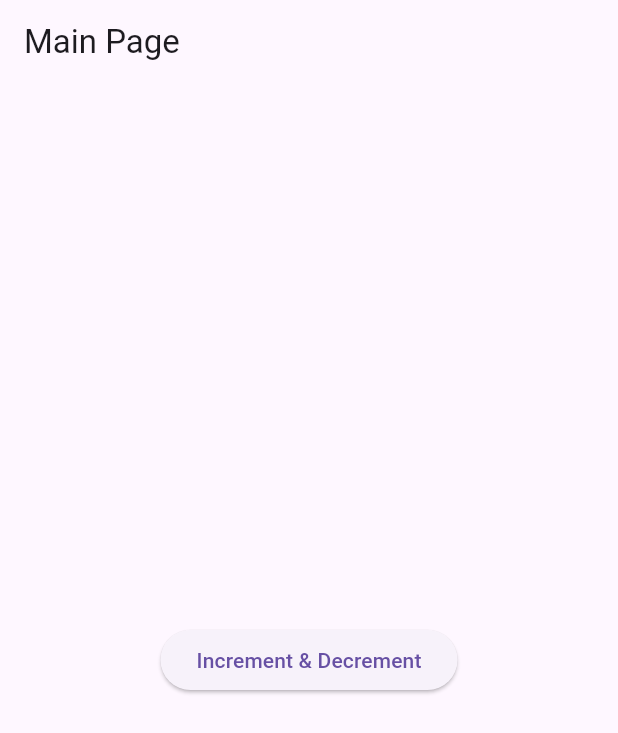
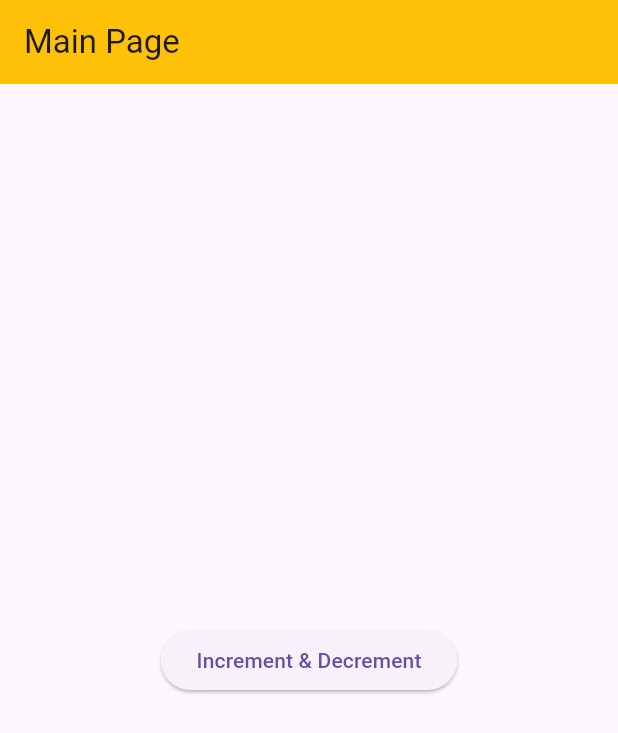
Before and after one commit to Damarazka/dart_fundamental, a Flutter app: the screen it shows after launch, on a phone screen of 412 x 824 dp. Shown: the top 733 px of the screen. Run offline on Flutter 3.47's test engine with Material 3 defaults, Android fonts, the phone set to English and light mode, and no system bars.

Commit message:
fix app bar

```diff
--- a/lib/main.dart
+++ b/lib/main.dart
@@ -14,6 +14,7 @@
     return MaterialApp(
       theme: ThemeData(
         primaryColor: Colors.amber,
+        appBarTheme: const AppBarTheme(color: Colors.amber)
       ),
       initialRoute: '/',
       routes: {
```
